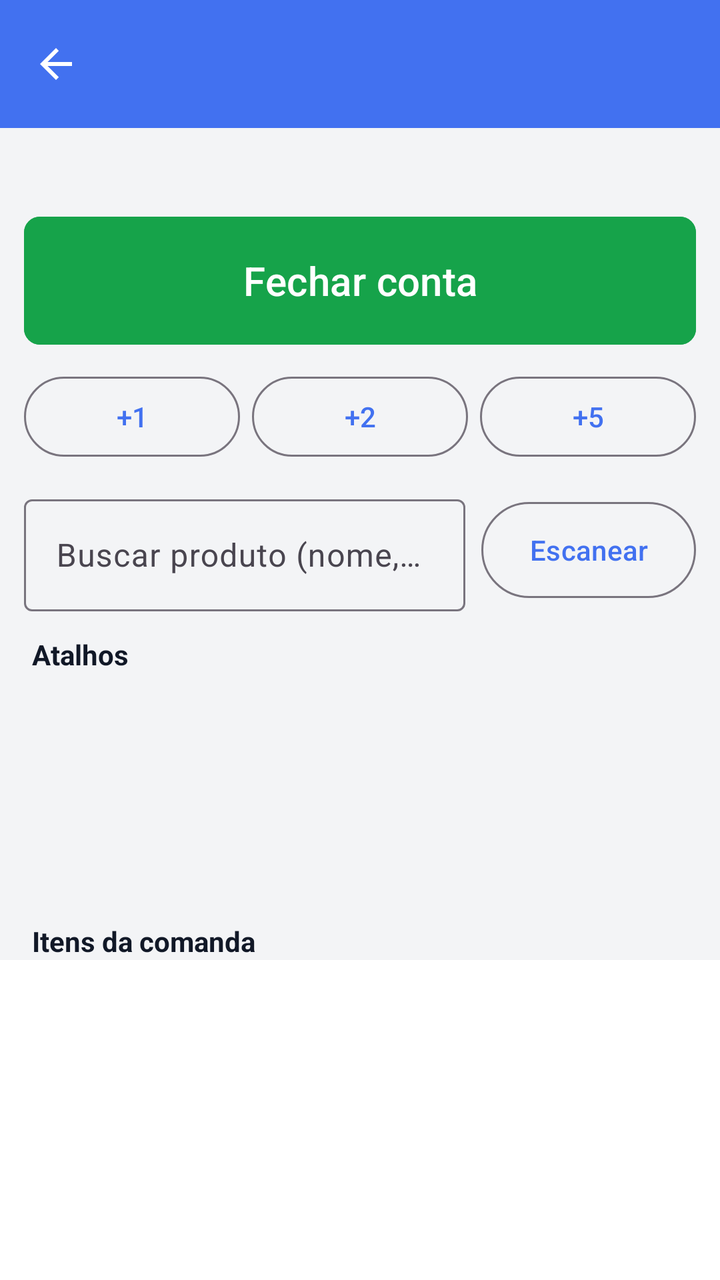
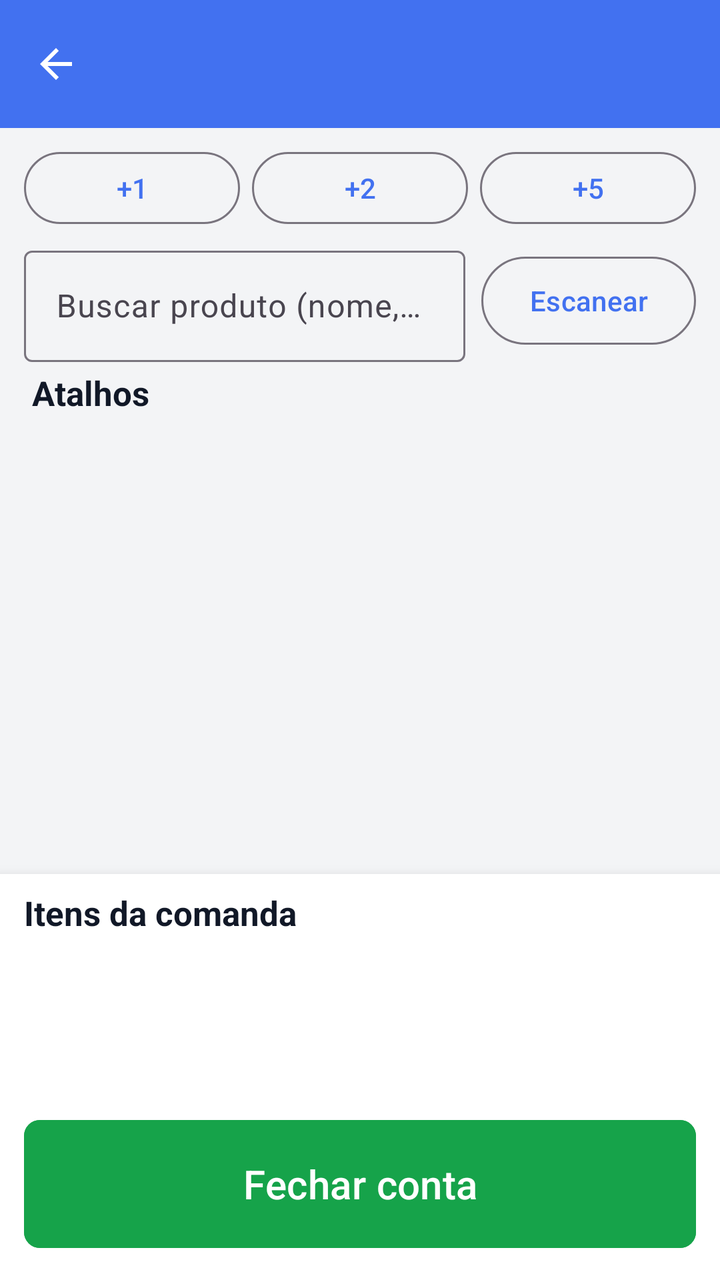

The first picture is an Android layout as it rendered before a commit; the second is the same layout after the commit. The layout source and the unified diff follow.
<!-- AndroidManifest.xml: application theme Theme.POSmaisgestao -->
<!-- res/layout/activity_conta_mesa.xml -->
<?xml version="1.0" encoding="utf-8"?>
<LinearLayout xmlns:android="http://schemas.android.com/apk/res/android"
    xmlns:app="http://schemas.android.com/apk/res-auto"
    android:layout_width="match_parent"
    android:layout_height="match_parent"
    android:background="@color/surface"
    android:orientation="vertical">

    <com.google.android.material.appbar.MaterialToolbar
        android:id="@+id/toolbarConta"
        android:layout_width="match_parent"
        android:layout_height="?attr/actionBarSize"
        android:background="@color/primary"
        android:theme="@style/ThemeOverlay.Material3.Dark.ActionBar"
        app:navigationIcon="?attr/homeAsUpIndicator"
        app:titleTextColor="@color/white" />

    <TextView
        android:id="@+id/txtTotalConta"
        android:layout_width="match_parent"
        android:layout_height="wrap_content"
        android:paddingHorizontal="16dp"
        android:paddingTop="8dp"
        android:textColor="@color/foreground"
        android:textStyle="bold"
        android:textSize="18sp" />

    <com.google.android.material.button.MaterialButton
        android:id="@+id/btnFecharConta"
        style="@style/PosBigButton"
        android:layout_width="match_parent"
        android:layout_height="wrap_content"
        android:layout_marginHorizontal="12dp"
        android:layout_marginTop="8dp"
        android:backgroundTint="@color/dinheiro"
        android:text="@string/fechar_conta" />

    <LinearLayout
        android:layout_width="match_parent"
        android:layout_height="wrap_content"
        android:gravity="center"
        android:orientation="horizontal"
        android:paddingHorizontal="12dp"
        android:paddingTop="8dp">

        <com.google.android.material.button.MaterialButton
            android:id="@+id/btnQty1"
            style="@style/Widget.Material3.Button.OutlinedButton"
            android:layout_width="0dp"
            android:layout_height="wrap_content"
            android:layout_marginEnd="6dp"
            android:layout_weight="1"
            android:text="@string/qty_mais_1" />

        <com.google.android.material.button.MaterialButton
            android:id="@+id/btnQty2"
            style="@style/Widget.Material3.Button.OutlinedButton"
            android:layout_width="0dp"
            android:layout_height="wrap_content"
            android:layout_marginEnd="6dp"
            android:layout_weight="1"
            android:text="@string/qty_mais_2" />

        <com.google.android.material.button.MaterialButton
            android:id="@+id/btnQty5"
            style="@style/Widget.Material3.Button.OutlinedButton"
            android:layout_width="0dp"
            android:layout_height="wrap_content"
            android:layout_weight="1"
            android:text="@string/qty_mais_5" />
    </LinearLayout>

    <LinearLayout
        android:layout_width="match_parent"
        android:layout_height="wrap_content"
        android:gravity="center_vertical"
        android:orientation="horizontal"
        android:paddingStart="0dp"
        android:paddingEnd="0dp">

        <com.google.android.material.textfield.TextInputLayout
            android:layout_width="0dp"
            android:layout_height="wrap_content"
            android:layout_marginStart="12dp"
            android:layout_marginTop="12dp"
            android:layout_marginBottom="12dp"
            android:layout_weight="1"
            android:hint="@string/buscar_produto">

            <com.google.android.material.textfield.TextInputEditText
                android:id="@+id/inputBuscaConta"
                android:layout_width="match_parent"
                android:layout_height="wrap_content"
                android:imeOptions="actionSearch"
                android:inputType="text"
                android:minHeight="56dp" />
        </com.google.android.material.textfield.TextInputLayout>

        <com.google.android.material.button.MaterialButton
            android:id="@+id/btnEscanearConta"
            style="@style/Widget.Material3.Button.OutlinedButton"
            android:layout_width="wrap_content"
            android:layout_height="wrap_content"
            android:layout_marginStart="8dp"
            android:layout_marginEnd="12dp"
            android:minHeight="56dp"
            android:text="@string/escanear" />
    </LinearLayout>

    <TextView
        android:id="@+id/lblSecaoConta"
        android:layout_width="match_parent"
        android:layout_height="wrap_content"
        android:paddingHorizontal="16dp"
        android:text="@string/atalhos"
        android:textStyle="bold" />

    <androidx.recyclerview.widget.RecyclerView
        android:id="@+id/listaProdutosConta"
        android:layout_width="match_parent"
        android:layout_height="0dp"
        android:layout_weight="1"
        android:clipToPadding="false"
        android:paddingHorizontal="8dp" />

    <TextView
        android:layout_width="match_parent"
        android:layout_height="wrap_content"
        android:paddingHorizontal="16dp"
        android:paddingTop="8dp"
        android:text="@string/itens_comanda"
        android:textStyle="bold" />

    <ProgressBar
        android:id="@+id/progressConta"
        android:layout_width="wrap_content"
        android:layout_height="wrap_content"
        android:layout_gravity="center_horizontal"
        android:visibility="gone" />

    <androidx.recyclerview.widget.RecyclerView
        android:id="@+id/listaItensConta"
        android:layout_width="match_parent"
        android:layout_height="160dp"
        android:background="@color/background"
        android:padding="8dp" />
</LinearLayout>
<!-- resources referenced by this layout -->
<resources>
  <color name="background">#FFFFFF</color>
  <color name="dinheiro">#16A34A</color>
  <color name="foreground">#111827</color>
  <color name="primary">#4271F0</color>
  <color name="surface">#F3F4F6</color>
  <color name="white">#FFFFFFFF</color>
  <string name="atalhos">Atalhos</string>
  <string name="buscar_produto">Buscar produto (nome, código ou EAN)</string>
  <string name="escanear">Escanear</string>
  <string name="fechar_conta">Fechar conta</string>
  <string name="itens_comanda">Itens da comanda</string>
  <string name="qty_mais_1">+1</string>
  <string name="qty_mais_2">+2</string>
  <string name="qty_mais_5">+5</string>
  <style name="PosBigButton" parent="Widget.Material3.Button">
          <item name="android:minHeight">72dp</item>
          <item name="android:textSize">20sp</item>
          <item name="android:textAllCaps">false</item>
          <item name="cornerRadius">8dp</item>
          <item name="backgroundTint">@color/primary</item>
          <item name="android:textColor">@color/primary_foreground</item>
      </style>
  <style name="Theme.POSmaisgestao" parent="Base.Theme.POSmaisgestao" />
  <color name="primary_foreground">#FFFFFF</color>
  <style name="Base.Theme.POSmaisgestao" parent="Theme.Material3.DayNight.NoActionBar">
          <item name="colorPrimary">@color/primary</item>
          <item name="colorPrimaryDark">@color/primary_dark</item>
          <item name="colorSecondary">@color/accent</item>
          <item name="colorOnPrimary">@color/primary_foreground</item>
          <item name="colorOnSurface">@color/foreground</item>
          <item name="colorOnBackground">@color/foreground</item>
          <item name="android:statusBarColor">@color/primary_dark</item>
          <item name="android:windowBackground">@color/surface</item>
          <item name="android:colorBackground">@color/background</item>
          <item name="android:textColorPrimary">@color/foreground</item>
          <item name="android:textColorSecondary">@color/muted_foreground</item>
          <item name="android:textColor">@color/foreground</item>
          <item name="android:textColorHint">@color/muted_foreground</item>
      </style>
  <color name="primary_dark">#0B42DA</color>
  <color name="accent">#D0D9F1</color>
  <color name="muted_foreground">#374151</color>
</resources>

<!-- the commit's change to res/layout/activity_conta_mesa.xml (unified diff, before → after) -->
@@ -4,6 +4,8 @@
     android:layout_width="match_parent"
     android:layout_height="match_parent"
     android:background="@color/surface"
+    android:descendantFocusability="beforeDescendants"
+    android:focusableInTouchMode="true"
     android:orientation="vertical">
 
     <com.google.android.material.appbar.MaterialToolbar
@@ -15,133 +17,153 @@
         app:navigationIcon="?attr/homeAsUpIndicator"
         app:titleTextColor="@color/white" />
 
-    <TextView
-        android:id="@+id/txtTotalConta"
+    
+    <LinearLayout
         android:layout_width="match_parent"
-        android:layout_height="wrap_content"
-        android:paddingHorizontal="16dp"
-        android:paddingTop="8dp"
-        android:textColor="@color/foreground"
-        android:textStyle="bold"
-        android:textSize="18sp" />
+        android:layout_height="0dp"
+        android:layout_weight="1"
+        android:orientation="vertical">
 
-    <com.google.android.material.button.MaterialButton
-        android:id="@+id/btnFecharConta"
-        style="@style/PosBigButton"
-        android:layout_width="match_parent"
-        android:layout_height="wrap_content"
-        android:layout_marginHorizontal="12dp"
-        android:layout_marginTop="8dp"
-        android:backgroundTint="@color/dinheiro"
-        android:text="@string/fechar_conta" />
+        <LinearLayout
+            android:layout_width="match_parent"
+            android:layout_height="wrap_content"
+            android:gravity="center"
+            android:orientation="horizontal"
+            android:paddingHorizontal="12dp"
+            android:paddingTop="8dp">
 
+            <com.google.android.material.button.MaterialButton
+                android:id="@+id/btnQty1"
+                style="@style/Widget.Material3.Button.OutlinedButton"
+                android:layout_width="0dp"
+                android:layout_height="wrap_content"
+                android:layout_marginEnd="6dp"
+                android:layout_weight="1"
+                android:minHeight="44dp"
+                android:text="@string/qty_mais_1" />
+
+            <com.google.android.material.button.MaterialButton
+                android:id="@+id/btnQty2"
+                style="@style/Widget.Material3.Button.OutlinedButton"
+                android:layout_width="0dp"
+                android:layout_height="wrap_content"
+                android:layout_marginEnd="6dp"
+                android:layout_weight="1"
+                android:minHeight="44dp"
+                android:text="@string/qty_mais_2" />
+
+            <com.google.android.material.button.MaterialButton
+                android:id="@+id/btnQty5"
+                style="@style/Widget.Material3.Button.OutlinedButton"
+                android:layout_width="0dp"
+                android:layout_height="wrap_content"
+                android:layout_weight="1"
+                android:minHeight="44dp"
+                android:text="@string/qty_mais_5" />
+        </LinearLayout>
+
+        <LinearLayout
+            android:layout_width="match_parent"
+            android:layout_height="wrap_content"
+            android:gravity="center_vertical"
+            android:orientation="horizontal"
+            android:paddingHorizontal="12dp"
+            android:paddingTop="4dp"
+            android:paddingBottom="4dp">
+
+            <com.google.android.material.textfield.TextInputLayout
+                android:layout_width="0dp"
+                android:layout_height="wrap_content"
+                android:layout_weight="1"
+                android:hint="@string/buscar_produto">
+
+                <com.google.android.material.textfield.TextInputEditText
+                    android:id="@+id/inputBuscaConta"
+                    android:layout_width="match_parent"
+                    android:layout_height="wrap_content"
+                    android:imeOptions="actionSearch"
+                    android:inputType="text"
+                    android:minHeight="52dp" />
+            </com.google.android.material.textfield.TextInputLayout>
+
+            <com.google.android.material.button.MaterialButton
+                android:id="@+id/btnEscanearConta"
+                style="@style/Widget.Material3.Button.OutlinedButton"
+                android:layout_width="wrap_content"
+                android:layout_height="wrap_content"
+                android:layout_marginStart="8dp"
+                android:minHeight="52dp"
+                android:text="@string/escanear" />
+        </LinearLayout>
+
+        <TextView
+            android:id="@+id/lblSecaoConta"
+            style="@style/PosSectionTitle"
+            android:layout_width="match_parent"
+            android:layout_height="wrap_content"
+            android:paddingHorizontal="16dp"
+            android:paddingBottom="4dp"
+            android:text="@string/atalhos" />
+
+        <androidx.recyclerview.widget.RecyclerView
+            android:id="@+id/listaProdutosConta"
+            android:layout_width="match_parent"
+            android:layout_height="0dp"
+            android:layout_weight="1"
+            android:clipToPadding="false"
+            android:paddingHorizontal="8dp" />
+    </LinearLayout>
+
+    
     <LinearLayout
         android:layout_width="match_parent"
         android:layout_height="wrap_content"
-        android:gravity="center"
-        android:orientation="horizontal"
+        android:background="@color/card"
+        android:elevation="8dp"
+        android:orientation="vertical"
         android:paddingHorizontal="12dp"
-        android:paddingTop="8dp">
+        android:paddingTop="8dp"
+        android:paddingBottom="12dp">
+
+        <TextView
+            style="@style/PosSectionTitle"
+            android:layout_width="match_parent"
+            android:layout_height="wrap_content"
+            android:text="@string/itens_comanda" />
+
+        <ProgressBar
+            android:id="@+id/progressConta"
+            android:layout_width="wrap_content"
+            android:layout_height="wrap_content"
+            android:layout_gravity="center_horizontal"
+            android:visibility="gone" />
+
+        <androidx.recyclerview.widget.RecyclerView
+            android:id="@+id/listaItensConta"
+            android:layout_width="match_parent"
+            android:layout_height="wrap_content"
+            android:layout_marginTop="4dp"
+            android:background="@color/background"
+            android:maxHeight="140dp"
+            android:minHeight="48dp"
+            android:padding="4dp" />
+
+        <TextView
+            android:id="@+id/txtTotalConta"
+            android:layout_width="match_parent"
+            android:layout_height="wrap_content"
+            android:paddingTop="8dp"
+            android:paddingBottom="4dp"
+            android:textColor="@color/foreground"
+            android:textSize="18sp"
+            android:textStyle="bold" />
 
         <com.google.android.material.button.MaterialButton
-            android:id="@+id/btnQty1"
-            style="@style/Widget.Material3.Button.OutlinedButton"
-            android:layout_width="0dp"
+            android:id="@+id/btnFecharConta"
+            style="@style/PosBigButton"
+            android:layout_width="match_parent"
             android:layout_height="wrap_content"
-            android:layout_marginEnd="6dp"
-            android:layout_weight="1"
-            android:text="@string/qty_mais_1" />
-
-        <com.google.android.material.button.MaterialButton
-            android:id="@+id/btnQty2"
-            style="@style/Widget.Material3.Button.OutlinedButton"
-            android:layout_width="0dp"
-            android:layout_height="wrap_content"
-            android:layout_marginEnd="6dp"
-            android:layout_weight="1"
-            android:text="@string/qty_mais_2" />
-
-        <com.google.android.material.button.MaterialButton
-            android:id="@+id/btnQty5"
-            style="@style/Widget.Material3.Button.OutlinedButton"
-            android:layout_width="0dp"
-            android:layout_height="wrap_content"
-            android:layout_weight="1"
-            android:text="@string/qty_mais_5" />
+            android:backgroundTint="@color/dinheiro"
+            android:text="@string/fechar_conta" />
     </LinearLayout>
-
-    <LinearLayout
-        android:layout_width="match_parent"
-        android:layout_height="wrap_content"
-        android:gravity="center_vertical"
-        android:orientation="horizontal"
-        android:paddingStart="0dp"
-        android:paddingEnd="0dp">
-
-        <com.google.android.material.textfield.TextInputLayout
-            android:layout_width="0dp"
-            android:layout_height="wrap_content"
-            android:layout_marginStart="12dp"
-            android:layout_marginTop="12dp"
-            android:layout_marginBottom="12dp"
-            android:layout_weight="1"
-            android:hint="@string/buscar_produto">
-
-            <com.google.android.material.textfield.TextInputEditText
-                android:id="@+id/inputBuscaConta"
-                android:layout_width="match_parent"
-                android:layout_height="wrap_content"
-                android:imeOptions="actionSearch"
-                android:inputType="text"
-                android:minHeight="56dp" />
-        </com.google.android.material.textfield.TextInputLayout>
-
-        <com.google.android.material.button.MaterialButton
-            android:id="@+id/btnEscanearConta"
-            style="@style/Widget.Material3.Button.OutlinedButton"
-            android:layout_width="wrap_content"
-            android:layout_height="wrap_content"
-            android:layout_marginStart="8dp"
-            android:layout_marginEnd="12dp"
-            android:minHeight="56dp"
-            android:text="@string/escanear" />
-    </LinearLayout>
-
-    <TextView
-        android:id="@+id/lblSecaoConta"
-        android:layout_width="match_parent"
-        android:layout_height="wrap_content"
-        android:paddingHorizontal="16dp"
-        android:text="@string/atalhos"
-        android:textStyle="bold" />
-
-    <androidx.recyclerview.widget.RecyclerView
-        android:id="@+id/listaProdutosConta"
-        android:layout_width="match_parent"
-        android:layout_height="0dp"
-        android:layout_weight="1"
-        android:clipToPadding="false"
-        android:paddingHorizontal="8dp" />
-
-    <TextView
-        android:layout_width="match_parent"
-        android:layout_height="wrap_content"
-        android:paddingHorizontal="16dp"
-        android:paddingTop="8dp"
-        android:text="@string/itens_comanda"
-        android:textStyle="bold" />
-
-    <ProgressBar
-        android:id="@+id/progressConta"
-        android:layout_width="wrap_content"
-        android:layout_height="wrap_content"
-        android:layout_gravity="center_horizontal"
-        android:visibility="gone" />
-
-    <androidx.recyclerview.widget.RecyclerView
-        android:id="@+id/listaItensConta"
-        android:layout_width="match_parent"
-        android:layout_height="160dp"
-        android:background="@color/background"
-        android:padding="8dp" />
 </LinearLayout>
<!-- resource entries referenced after the edit -->
@@ -1,6 +1,7 @@
 <!-- resources referenced by this layout -->
 <resources>
   <color name="background">#FFFFFF</color>
+  <color name="card">#FFFFFF</color>
   <color name="dinheiro">#16A34A</color>
   <color name="foreground">#111827</color>
   <color name="primary">#4271F0</color>
@@ -21,6 +22,11 @@
           <item name="cornerRadius">8dp</item>
           <item name="backgroundTint">@color/primary</item>
           <item name="android:textColor">@color/primary_foreground</item>
+      </style>
+  <style name="PosSectionTitle">
+          <item name="android:textColor">@color/foreground</item>
+          <item name="android:textSize">17sp</item>
+          <item name="android:textStyle">bold</item>
       </style>
   <style name="Theme.POSmaisgestao" parent="Base.Theme.POSmaisgestao" />
   <color name="primary_foreground">#FFFFFF</color>
